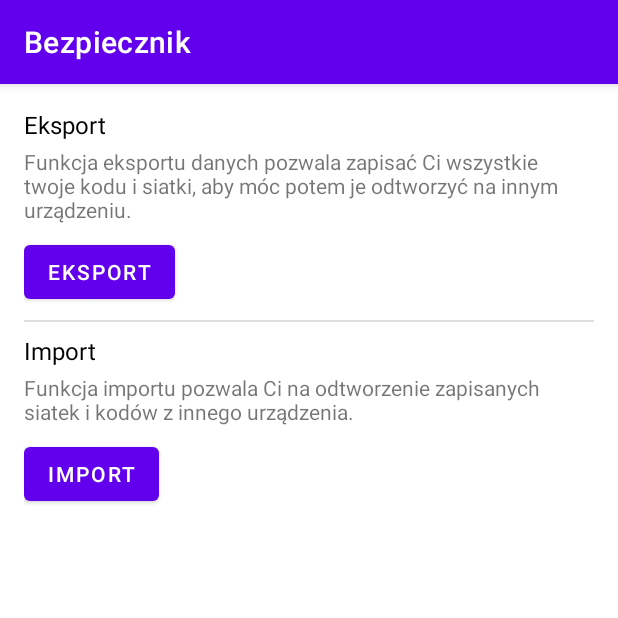
After one commit to IO-Bezpiecznik/bezpiecznik, an Android app: the fragment ExportImportFragment shown on its own in the app's theme, on a phone screen of 412 x 824 dp, the top half of it. The commit adds this screen. Run offline under Robolectric (Android 15) with nearby library versions, the phone set to English and light mode, and no system bars; our stand-ins replace Room's generated code.

Commit message:
Add export/import

```diff
--- a/app/src/main/java/com/example/bezpiecznik/MainActivity.kt
+++ b/app/src/main/java/com/example/bezpiecznik/MainActivity.kt
@@ -41,7 +41,7 @@ class MainActivity : AppCompatActivity() {
         // menu should be considered as top level destinations.
         appBarConfiguration = AppBarConfiguration(
             setOf(
-                R.id.nav_home, R.id.nav_grid_creator, R.id.nav_grid_list
+                R.id.nav_home, R.id.nav_grid_creator, R.id.nav_grid_list, R.id.nav_export
             ), drawerLayout
         )
         setupActionBarWithNavController(navController, appBarConfiguration)
--- a/app/src/main/java/com/example/bezpiecznik/data/code/CodeDao.kt
+++ b/app/src/main/java/com/example/bezpiecznik/data/code/CodeDao.kt
@@ -1,17 +1,17 @@
 package com.example.bezpiecznik.data.code
 
-import androidx.room.Dao
-import androidx.room.Delete
-import androidx.room.Insert
-import androidx.room.Query
+import androidx.room.*
 
 @Dao
 interface CodeDao {
     @Insert
     fun insert(code: CodeEntity)
 
+    @Insert(onConflict = OnConflictStrategy.REPLACE)
+    fun insertMany(vararg codes: CodeEntity)
+
     @Delete
-    fun delete(code: CodeEntity)
+    fun deleteAll(code: CodeEntity)
 
     @Query("SELECT * FROM code_table")
     fun getAll(): List<CodeEntity>
--- a/app/src/main/java/com/example/bezpiecznik/data/code/CodeEntity.kt
+++ b/app/src/main/java/com/example/bezpiecznik/data/code/CodeEntity.kt
@@ -2,7 +2,9 @@ package com.example.bezpiecznik.data.code
 
 import androidx.room.Entity
 import androidx.room.PrimaryKey
+import kotlinx.serialization.Serializable
 
+@Serializable
 @Entity(tableName = "code_table")
 data class CodeEntity (
     // Code id in API database
--- a/app/src/main/java/com/example/bezpiecznik/data/grid/GridDao.kt
+++ b/app/src/main/java/com/example/bezpiecznik/data/grid/GridDao.kt
@@ -1,14 +1,15 @@
 package com.example.bezpiecznik.data.grid
 
-import androidx.room.Dao
-import androidx.room.Delete
-import androidx.room.Insert
-import androidx.room.Query
+import androidx.room.*
+import com.example.bezpiecznik.data.code.CodeEntity
 
 @Dao
 interface GridDao {
     @Insert
     fun insert(grid: GridEntity)
+
+    @Insert(onConflict = OnConflictStrategy.REPLACE)
+    fun insertMany(vararg grid: GridEntity)
 
     @Delete
     fun delete(grid: GridEntity)
--- a/app/src/main/java/com/example/bezpiecznik/data/grid/GridEntity.kt
+++ b/app/src/main/java/com/example/bezpiecznik/data/grid/GridEntity.kt
@@ -2,7 +2,9 @@ package com.example.bezpiecznik.data.grid
 
 import androidx.room.Entity
 import androidx.room.PrimaryKey
+import kotlinx.serialization.Serializable
 
+@Serializable
 @Entity(tableName = "grid_table")
 data class GridEntity (
     // Grid id in API database
--- a/app/src/main/java/com/example/bezpiecznik/service/CodeApi.kt
+++ b/app/src/main/java/com/example/bezpiecznik/service/CodeApi.kt
@@ -18,10 +18,6 @@ class CodeApi : Api() {
         return data
     }
 
-    suspend fun delete(id: String) {
-        database.codeDao().delete(CodeEntity(id))
-    }
-
     suspend fun getAll(): List<Code> {
         val data: List<Code> = client.request {
             url(getUrl("code"))
--- /dev/null
+++ b/app/src/main/java/com/example/bezpiecznik/ui/exportImportData/ExportImportFragment.kt
@@ -0,0 +1,85 @@
+package com.example.bezpiecznik.ui.exportImportData
+
+import androidx.lifecycle.ViewModelProvider
+import android.os.Bundle
+import android.util.Log
+import androidx.fragment.app.Fragment
+import android.view.LayoutInflater
+import android.view.View
+import android.view.ViewGroup
+import android.widget.Toast
+import androidx.activity.result.contract.ActivityResultContracts
+import com.example.bezpiecznik.databinding.ExportImportFragmentBinding
+import java.nio.charset.Charset
+
+class ExportImportFragment : Fragment() {
+    private lateinit var viewModel: ExportImportViewModel
+
+    private var _binding: ExportImportFragmentBinding? = null
+    private val binding get() = _binding!!
+
+    private val getSaveUri = registerForActivityResult(ActivityResultContracts.CreateDocument()) { uri ->
+        val stream = requireContext().contentResolver.openOutputStream(uri)
+        stream?.let {
+            viewModel.saveBackup(it)
+        }
+
+        if (stream == null) {
+            Toast.makeText(requireContext(), "Wystąpił błąd", Toast.LENGTH_SHORT).show()
+            viewModel.stopLoad()
+        }
+    }
+
+    private val getLoadUri = registerForActivityResult(ActivityResultContracts.OpenDocument()) { uri ->
+        val stream = requireContext().contentResolver.openInputStream(uri)
+        stream?.let {
+            viewModel.loadBackup(it)
+        }
+
+        if (stream == null) {
+            Toast.makeText(requireContext(), "Wystąpił błąd", Toast.LENGTH_SHORT).show()
+            viewModel.stopLoad()
+        }
+    }
+
+    override fun onCreateView(
+        inflater: LayoutInflater,
+        container: ViewGroup?,
+        savedInstanceState: Bundle?
+    ): View {
+        viewModel =
+            ViewModelProvider(this)[ExportImportViewModel::class.java]
+
+        _binding = ExportImportFragmentBinding.inflate(inflater, container, false)
+
+        return binding.root
+    }
+
+    override fun onViewCreated(view: View, savedInstanceState: Bundle?) {
+        super.onViewCreated(view, savedInstanceState)
+
+        viewModel.toast.observe(viewLifecycleOwner, {
+            it?.let {
+                Toast.makeText(requireContext(), it, Toast.LENGTH_SHORT).show()
+            }
+        })
+
+        viewModel.showLoad.observe(viewLifecycleOwner, {
+            binding.importBtn.isEnabled = !it
+        })
+
+        viewModel.showLoad.observe(viewLifecycleOwner, {
+            binding.exportBtn.isEnabled = !it
+        })
+
+        binding.exportBtn.setOnClickListener {
+            viewModel.startLoad()
+            getSaveUri.launch("backup.txt")
+        }
+
+        binding.importBtn.setOnClickListener {
+            viewModel.startLoad()
+            getLoadUri.launch(arrayOf("text/plain"))
+        }
+    }
+}
--- /dev/null
+++ b/app/src/main/res/layout/export_import_fragment.xml
@@ -0,0 +1,124 @@
+<?xml version="1.0" encoding="utf-8"?>
+<androidx.constraintlayout.widget.ConstraintLayout xmlns:android="http://schemas.android.com/apk/res/android"
+    xmlns:app="http://schemas.android.com/apk/res-auto"
+    xmlns:tools="http://schemas.android.com/tools"
+    android:id="@+id/frameLayout3"
+    android:layout_width="match_parent"
+    android:layout_height="match_parent"
+    tools:context=".ui.exportImportData.ExportImportFragment">
+
+    <androidx.constraintlayout.widget.ConstraintLayout
+        android:id="@+id/constraintLayout"
+        android:layout_width="0dp"
+        android:layout_height="wrap_content"
+        android:layout_marginStart="16dp"
+        android:layout_marginTop="16dp"
+        android:layout_marginEnd="16dp"
+        app:layout_constraintEnd_toEndOf="parent"
+        app:layout_constraintHorizontal_bias="0.0"
+        app:layout_constraintStart_toStartOf="parent"
+        app:layout_constraintTop_toTopOf="parent">
+
+        <TextView
+            android:id="@+id/export_header"
+            android:layout_width="wrap_content"
+            android:layout_height="wrap_content"
+            android:text="@string/export"
+            android:textColor="#000000"
+            android:textSize="16sp"
+            app:layout_constraintEnd_toEndOf="parent"
+            app:layout_constraintHorizontal_bias="0.0"
+            app:layout_constraintStart_toStartOf="parent"
+            app:layout_constraintTop_toTopOf="parent" />
+
+        <TextView
+            android:id="@+id/export_desc"
+            android:layout_width="wrap_content"
+            android:layout_height="wrap_content"
+            android:layout_marginTop="4dp"
+            android:text="@string/export_desc"
+            app:layout_constraintEnd_toEndOf="parent"
+            app:layout_constraintHorizontal_bias="0.0"
+            app:layout_constraintStart_toStartOf="parent"
+            app:layout_constraintTop_toBottomOf="@+id/export_header" />
+
+        <Button
+            android:id="@+id/export_btn"
+            android:layout_width="wrap_content"
+            android:layout_height="wrap_content"
+            android:layout_marginTop="8dp"
+            android:text="@string/export"
+            app:layout_constraintBottom_toBottomOf="parent"
+            app:layout_constraintEnd_toEndOf="parent"
+            app:layout_constraintHorizontal_bias="0.0"
+            app:layout_constraintStart_toStartOf="parent"
+            app:layout_constraintTop_toBottomOf="@+id/export_desc"
+            app:layout_constraintVertical_bias="0.0" />
+
+
+    </androidx.constraintlayout.widget.ConstraintLayout>
+
+    <androidx.constraintlayout.widget.ConstraintLayout
+        android:id="@+id/constraintLayout2"
+        android:layout_width="0dp"
+        android:layout_height="wrap_content"
+        android:layout_marginStart="16dp"
+        android:layout_marginTop="8dp"
+        android:layout_marginEnd="16dp"
+        app:layout_constraintBottom_toBottomOf="parent"
+        app:layout_constraintEnd_toEndOf="parent"
+        app:layout_constraintStart_toStartOf="parent"
+        app:layout_constraintTop_toBottomOf="@+id/divider"
+        app:layout_constraintVertical_bias="0.0">
+
+        <TextView
+            android:id="@+id/import_header"
+            android:layout_width="wrap_content"
+            android:layout_height="wrap_content"
+            android:text="@string/import_txt"
+            android:textColor="#000000"
+            android:textSize="16sp"
+            app:layout_constraintEnd_toEndOf="parent"
+            app:layout_constraintHorizontal_bias="0.0"
+            app:layout_constraintStart_toStartOf="parent"
+            app:layout_constraintTop_toTopOf="parent" />
+
+        <TextView
+            android:id="@+id/import_desc"
+            android:layout_width="wrap_content"
+            android:layout_height="wrap_content"
+            android:layout_marginTop="4dp"
+            android:text="@string/import_desc"
+            app:layout_constraintEnd_toEndOf="parent"
+            app:layout_constraintHorizontal_bias="0.0"
+            app:layout_constraintStart_toStartOf="parent"
+            app:layout_constraintTop_toBottomOf="@+id/import_header" />
+
+        <Button
+            android:id="@+id/import_btn"
+            android:layout_width="wrap_content"
+            android:layout_height="wrap_content"
+            android:layout_marginTop="8dp"
+            android:text="@string/import_txt"
+            app:layout_constraintBottom_toBottomOf="parent"
+            app:layout_constraintEnd_toEndOf="parent"
+            app:layout_constraintHorizontal_bias="0.0"
+            app:layout_constraintStart_toStartOf="parent"
+            app:layout_constraintTop_toBottomOf="@+id/import_desc"
+            app:layout_constraintVertical_bias="0.0" />
+
+    </androidx.constraintlayout.widget.ConstraintLayout>
+
+    <View
+        android:id="@+id/divider"
+        android:layout_width="0dp"
+        android:layout_height="1dp"
+        android:layout_marginStart="16dp"
+        android:layout_marginTop="8dp"
+        android:layout_marginEnd="16dp"
+        android:background="?android:attr/listDivider"
+        app:layout_constraintEnd_toEndOf="parent"
+        app:layout_constraintStart_toStartOf="parent"
+        app:layout_constraintTop_toBottomOf="@+id/constraintLayout" />
+
+</androidx.constraintlayout.widget.ConstraintLayout>
--- a/app/src/main/res/menu/activity_main_drawer.xml
+++ b/app/src/main/res/menu/activity_main_drawer.xml
@@ -18,5 +18,10 @@
             android:id="@+id/nav_grid_list"
             android:icon="@drawable/ic_menu_camera"
             android:title="@string/lista_siatek" />
+
+        <item
+            android:id="@+id/nav_export"
+            android:icon="@drawable/ic_menu_camera"
+            android:title="Kopia danych (do ustawien)" />
     </group>
 </menu>
--- a/app/src/main/res/navigation/mobile_navigation.xml
+++ b/app/src/main/res/navigation/mobile_navigation.xml
@@ -20,5 +20,10 @@
         android:name="com.example.bezpiecznik.ui.gridList.GridListFragment"
         android:label="@string/lista_siatek"
         tools:layout="@layout/grid_list_fragment" />
+    <fragment
+        android:id="@+id/nav_export"
+        android:name="com.example.bezpiecznik.ui.exportImportData.ExportImportFragment"
+        android:label="Kopia danych"
+        tools:layout="@layout/export_import_fragment" />
 
 </navigation>
--- a/app/src/main/res/values/strings.xml
+++ b/app/src/main/res/values/strings.xml
@@ -18,4 +18,8 @@
     <string name="lista_siatek">Lista siatek</string>
     <string name="nowy_kod">Nowy kod</string>
     <string name="grid_size">%1$d x %2$d</string>
+    <string name="export">Eksport</string>
+    <string name="import_txt">Import</string>
+    <string name="export_desc">Funkcja eksportu danych pozwala zapisać Ci wszystkie twoje kodu i siatki, aby móc potem je odtworzyć na innym urządzeniu.</string>
+    <string name="import_desc">Funkcja importu pozwala Ci na odtworzenie zapisanych siatek i kodów z innego urządzenia.</string>
 </resources>
```
Also changed, not shown: app/src/main/java/com/example/bezpiecznik/types/ExportSchema.kt (added, +11 -0 lines), app/src/main/java/com/example/bezpiecznik/ui/exportImportData/ExportImportViewModel.kt (added, +77 -0 lines).
